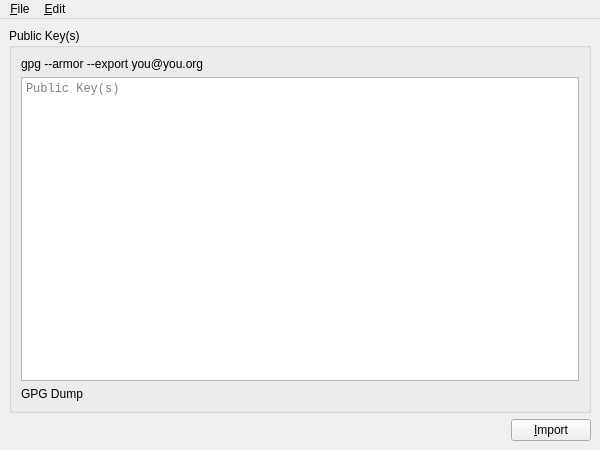
Old version of the form branches/trunk/GoldBug-UI/spot-on-rosetta-gpg-import.ui in the repository textbrowser/spot-on.
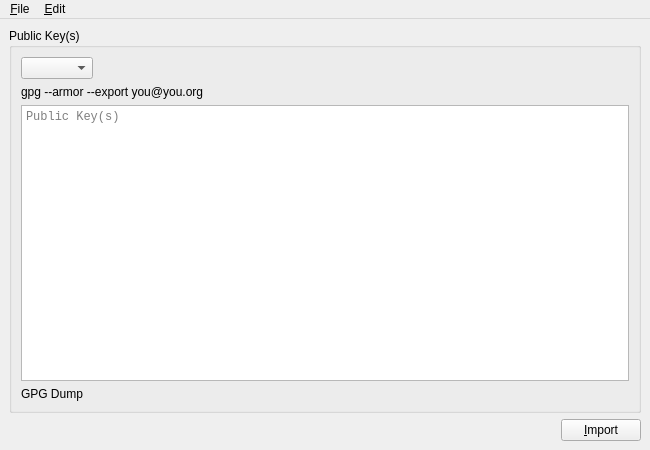
New version of the form. Icons and pictures are not drawn.

Commit message: Multiple GPG key pairs.

```diff
--- a/branches/trunk/GoldBug-UI/spot-on-rosetta-gpg-import.ui
+++ b/branches/trunk/GoldBug-UI/spot-on-rosetta-gpg-import.ui
@@ -6,7 +6,7 @@
    <rect>
     <x>0</x>
     <y>0</y>
-    <width>600</width>
+    <width>650</width>
     <height>450</height>
    </rect>
   </property>
@@ -22,6 +22,30 @@
        <string>Public Key(s)</string>
       </property>
       <layout class="QVBoxLayout" name="verticalLayout_3">
+       <item>
+        <layout class="QHBoxLayout" name="horizontalLayout_2">
+         <item>
+          <widget class="QComboBox" name="email_addresses">
+           <property name="sizeAdjustPolicy">
+            <enum>QComboBox::AdjustToContents</enum>
+           </property>
+          </widget>
+         </item>
+         <item>
+          <spacer name="horizontalSpacer_2">
+           <property name="orientation">
+            <enum>Qt::Horizontal</enum>
+           </property>
+           <property name="sizeHint" stdset="0">
+            <size>
+             <width>40</width>
+             <height>20</height>
+            </size>
+           </property>
+          </spacer>
+         </item>
+        </layout>
+       </item>
        <item>
         <widget class="QLabel" name="label_2">
          <property name="text">
@@ -91,8 +115,8 @@
     <rect>
      <x>0</x>
      <y>0</y>
-     <width>600</width>
-     <height>30</height>
+     <width>650</width>
+     <height>22</height>
     </rect>
    </property>
    <widget class="QMenu" name="menu_File">
```
Left out of the diff: 1 changed line with no effect on the pictures.
